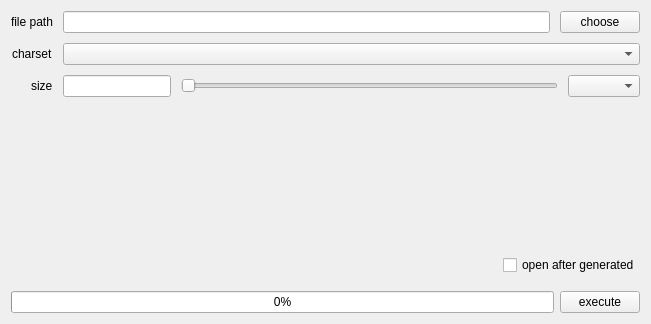
Old version of the form src/lib/qt/big_file_generator.ui in the repository haocxy/litext.
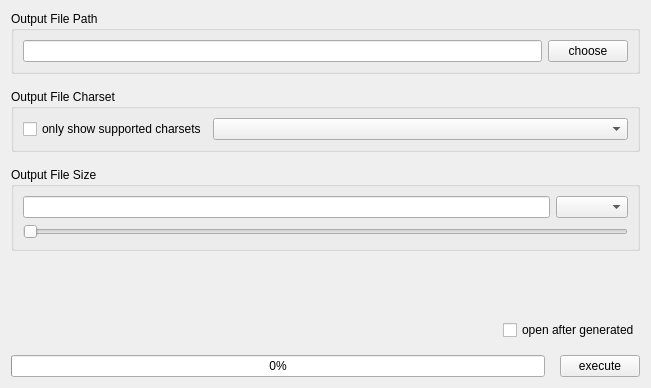
New version of the form.

Commit message: 优化大文件生成工具的界面

```diff
--- a/src/lib/qt/big_file_generator.ui
+++ b/src/lib/qt/big_file_generator.ui
@@ -7,33 +7,22 @@
     <x>0</x>
     <y>0</y>
     <width>651</width>
-    <height>324</height>
+    <height>388</height>
    </rect>
   </property>
   <property name="windowTitle">
    <string>BigFileGenerator</string>
   </property>
   <layout class="QVBoxLayout" name="verticalLayout">
+   <property name="spacing">
+    <number>15</number>
+   </property>
    <item>
-    <layout class="QFormLayout" name="formLayout">
-     <property name="labelAlignment">
-      <set>Qt::AlignRight|Qt::AlignTrailing|Qt::AlignVCenter</set>
+    <widget class="QGroupBox" name="groupBox_2">
+     <property name="title">
+      <string>Output File Path</string>
      </property>
-     <property name="horizontalSpacing">
-      <number>10</number>
-     </property>
-     <property name="verticalSpacing">
-      <number>10</number>
-     </property>
-     <item row="0" column="0">
-      <widget class="QLabel" name="label">
-       <property name="text">
-        <string>file path</string>
-       </property>
-      </widget>
-     </item>
-     <item row="0" column="1">
-      <layout class="QHBoxLayout" name="horizontalLayout">
+     <layout class="QHBoxLayout" name="horizontalLayout_5">
        <item>
         <widget class="QLineEdit" name="lineEdit"/>
        </item>
@@ -45,35 +34,58 @@
         </widget>
        </item>
       </layout>
-     </item>
-     <item row="1" column="0">
-      <widget class="QLabel" name="label_2">
+    </widget>
+   </item>
+   <item>
+    <widget class="QGroupBox" name="groupBox_3">
+     <property name="title">
+      <string>Output File Charset</string>
+     </property>
+     <layout class="QHBoxLayout" name="horizontalLayout_3">
+      <item>
+       <widget class="QCheckBox" name="checkBox_2">
        <property name="text">
-        <string>charset</string>
+         <string>only show supported charsets</string>
        </property>
       </widget>
      </item>
-     <item row="1" column="1">
-      <widget class="QComboBox" name="comboBox"/>
-     </item>
-     <item row="2" column="0">
-      <widget class="QLabel" name="label_3">
-       <property name="text">
-        <string>size</string>
+      <item>
+       <widget class="QComboBox" name="comboBox">
+        <property name="sizePolicy">
+         <sizepolicy hsizetype="Expanding" vsizetype="Fixed">
+          <horstretch>0</horstretch>
+          <verstretch>0</verstretch>
+         </sizepolicy>
        </property>
       </widget>
      </item>
-     <item row="2" column="1">
-      <layout class="QHBoxLayout" name="horizontalLayout_5">
+     </layout>
+    </widget>
+   </item>
+   <item>
+    <widget class="QGroupBox" name="groupBox">
+     <property name="title">
+      <string>Output File Size</string>
+     </property>
+     <layout class="QHBoxLayout" name="horizontalLayout">
+      <item>
+       <layout class="QVBoxLayout" name="verticalLayout_2">
+        <item>
+         <layout class="QHBoxLayout" name="horizontalLayout_8">
        <item>
         <widget class="QLineEdit" name="sizeText">
          <property name="sizePolicy">
-          <sizepolicy hsizetype="Minimum" vsizetype="Fixed">
+             <sizepolicy hsizetype="Expanding" vsizetype="Fixed">
            <horstretch>0</horstretch>
            <verstretch>0</verstretch>
           </sizepolicy>
          </property>
         </widget>
+          </item>
+          <item>
+           <widget class="QComboBox" name="sizeUnit"/>
+          </item>
+         </layout>
        </item>
        <item>
         <widget class="QSlider" name="sizeSlider">
@@ -91,12 +103,10 @@
          </property>
         </widget>
        </item>
-       <item>
-        <widget class="QComboBox" name="sizeUnit"/>
-       </item>
       </layout>
      </item>
     </layout>
+    </widget>
    </item>
    <item>
     <spacer name="verticalSpacer">
@@ -135,25 +145,6 @@
      </item>
     </layout>
    </item>
-   <item>
-    <spacer name="verticalSpacer_2">
-     <property name="orientation">
-      <enum>Qt::Vertical</enum>
-     </property>
-     <property name="sizeType">
-      <enum>QSizePolicy::Fixed</enum>
-     </property>
-     <property name="sizeHint" stdset="0">
-      <size>
-       <width>20</width>
-       <height>10</height>
-      </size>
-     </property>
-    </spacer>
-   </item>
-   <item>
-    <layout class="QHBoxLayout" name="horizontalLayout_3"/>
-   </item>
    <item>
     <layout class="QHBoxLayout" name="horizontalLayout_4">
      <item>
```
Lines whose indentation alone changed are shown as unchanged.
